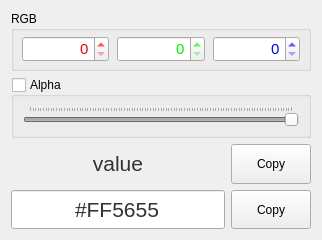
The window that ui/mainWindow.ui (NicolasSiver/color-convert) describes before a commit, drawn with Qt 5.
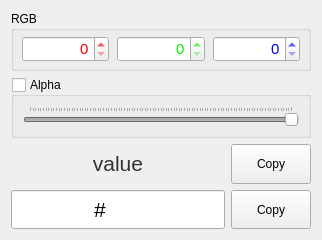
The same window after the commit.

Commit message: Hex colors control

```diff
--- a/ui/mainWindow.ui
+++ b/ui/mainWindow.ui
@@ -283,14 +283,11 @@
        <property name="autoFillBackground">
         <bool>false</bool>
        </property>
-       <property name="styleSheet">
-        <string notr="true">color: #323232;</string>
-       </property>
        <property name="inputMethodHints">
         <set>Qt::ImhNone</set>
        </property>
-       <property name="text">
-        <string>#FF5655</string>
+       <property name="inputMask">
+        <string>\#hhhhhh</string>
        </property>
        <property name="maxLength">
         <number>7</number>
```
The commit also changes 2 other files.
